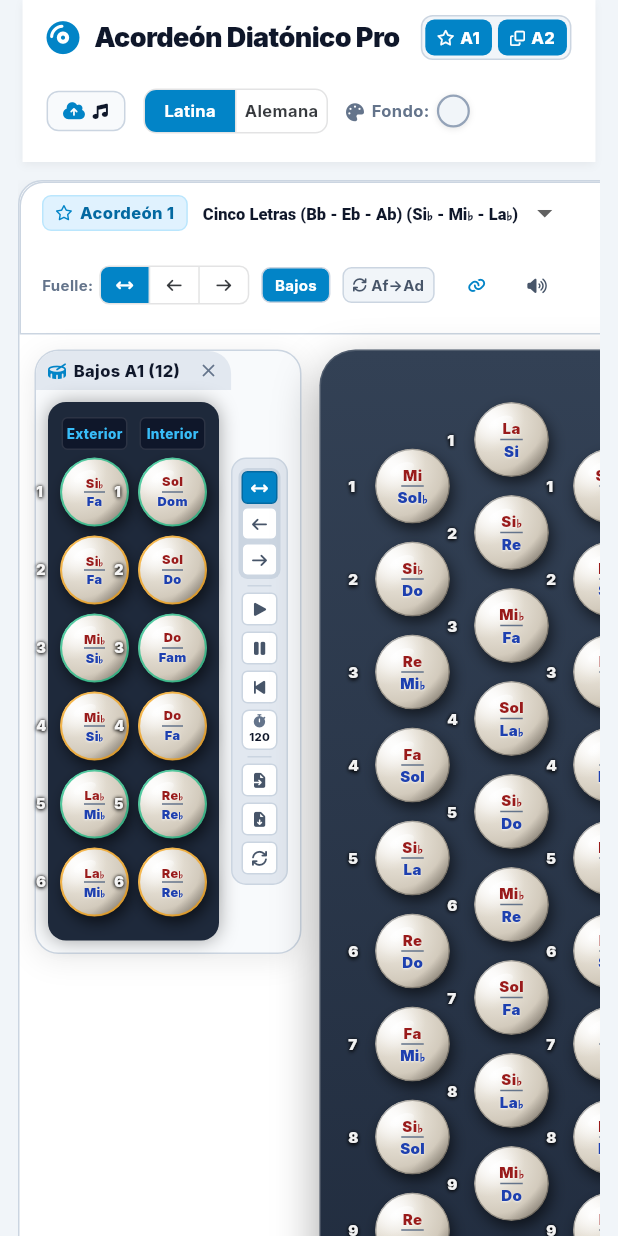
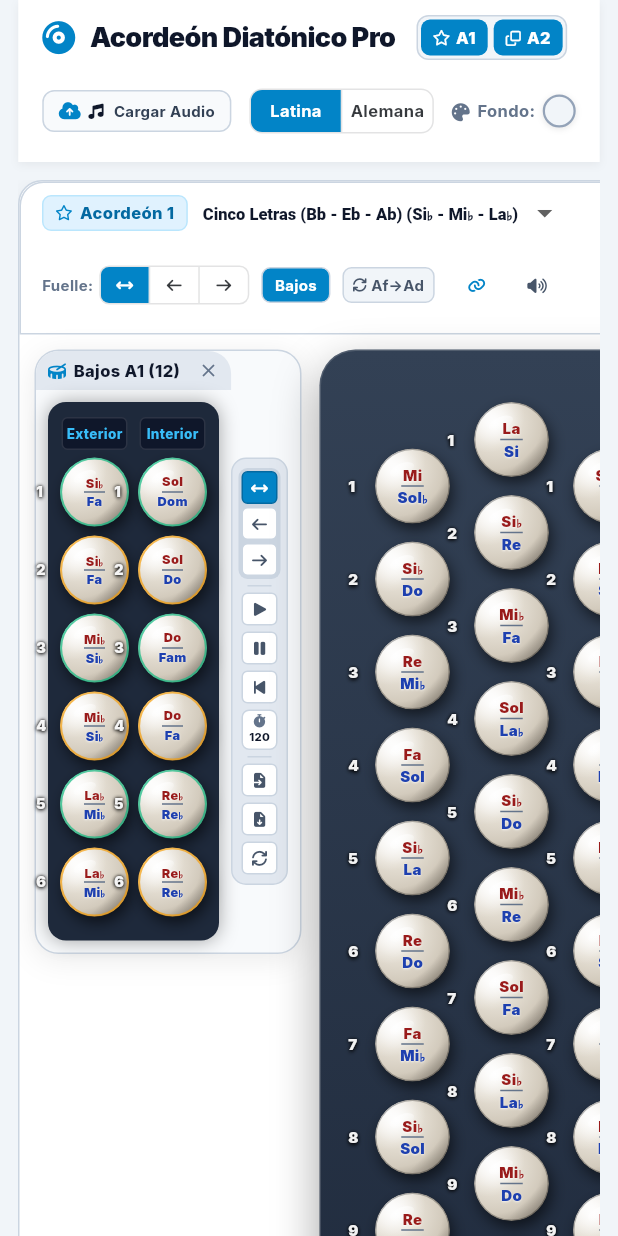
Before and after one commit to vfcpdev/AppCordeon, a Flutter app: the screen it shows after launch, on a phone screen of 412 x 824 dp. Run offline on Flutter 3.47's test engine with Material 3 defaults, Android fonts, the phone set to English and light mode, and no system bars; our stand-ins replace file_picker, flutter_riverpod, font_awesome_flutter, google_fonts; project files that could hold a hidden picture were left out.

Commit message:
feat: add app header widget, accordion controller, and audio analyzer tests

```diff
--- a/acordeon_flutter/lib/presentation/widgets/app_header_widget.dart
+++ b/acordeon_flutter/lib/presentation/widgets/app_header_widget.dart
@@ -86,32 +86,45 @@ class AppHeaderWidget extends ConsumerWidget {
             mainAxisSize: MainAxisSize.min,
             children: [
               // Dropzone de audio (ícono nube + nota)
-              // Dropzone de audio (ícono nube + nota)
               Tooltip(
-                message: 'Cargar pista de audio o acompañamiento MP3',
+                message: 'Cargar pista de audio MP3/WAV para detección armónica con Rust',
                 child: InkWell(
-                  onTap: () {
-                    ScaffoldMessenger.of(context).showSnackBar(
-                      const SnackBar(
-                        content: Text('Carga de pistas de audio / MP3 lista para vincular.'),
-                        duration: Duration(seconds: 2),
-                      ),
-                    );
-                  },
+                  onTap: state.isAnalyzingAudio ? null : () => notifier.pickAndAnalyzeAudio(context),
                   borderRadius: BorderRadius.circular(8),
                   child: Container(
                     padding: const EdgeInsets.symmetric(horizontal: 10, vertical: 6),
                     decoration: BoxDecoration(
-                      color: const Color(0xFFF8FAFC),
+                      color: state.isAnalyzingAudio ? const Color(0xFFFEF3C7) : const Color(0xFFF8FAFC),
                       borderRadius: BorderRadius.circular(8),
-                      border: Border.all(color: const Color(0xFFCBD5E1), style: BorderStyle.solid),
+                      border: Border.all(
+                        color: state.isAnalyzingAudio ? const Color(0xFFF59E0B) : const Color(0xFFCBD5E1),
+                        style: BorderStyle.solid,
+                      ),
                     ),
-                    child: const Row(
+                    child: Row(
                       mainAxisSize: MainAxisSize.min,
                       children: [
-                        FaIcon(FontAwesomeIcons.cloudArrowUp, size: 13, color: Color(0xFF0284C7)),
-                        SizedBox(width: 5),
-                        FaIcon(FontAwesomeIcons.music, size: 11, color: Color(0xFF0F172A)),
+                        if (state.isAnalyzingAudio) ...[
+                          const SizedBox(
+                            width: 12,
+                            height: 12,
+                            child: CircularProgressIndicator(strokeWidth: 2, color: Color(0xFFD97706)),
+                          ),
+                          const SizedBox(width: 6),
+                          const Text(
+                            'Analizando con Rust...',
+                            style: TextStyle(fontSize: 10, fontWeight: FontWeight.bold, color: Color(0xFFB45309)),
+                          ),
+                        ] else ...[
+                          const FaIcon(FontAwesomeIcons.cloudArrowUp, size: 13, color: Color(0xFF0284C7)),
+                          const SizedBox(width: 5),
+                          const FaIcon(FontAwesomeIcons.music, size: 11, color: Color(0xFF0F172A)),
+                          const SizedBox(width: 6),
+                          Text(
+                            state.loadedAudioFileName ?? 'Cargar Audio',
+                            style: const TextStyle(fontSize: 10, fontWeight: FontWeight.bold, color: Color(0xFF334155)),
+                          ),
+                        ],
                       ],
                     ),
                   ),
```
Also changed, not shown: acordeon_flutter/lib/presentation/controllers/accordion_controller.dart (+93 -0 lines), 1 other file.
